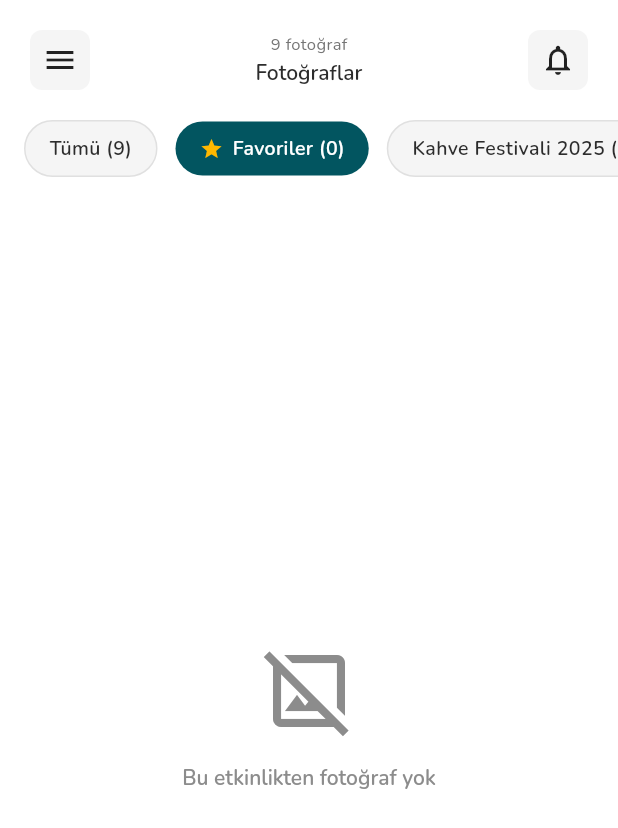
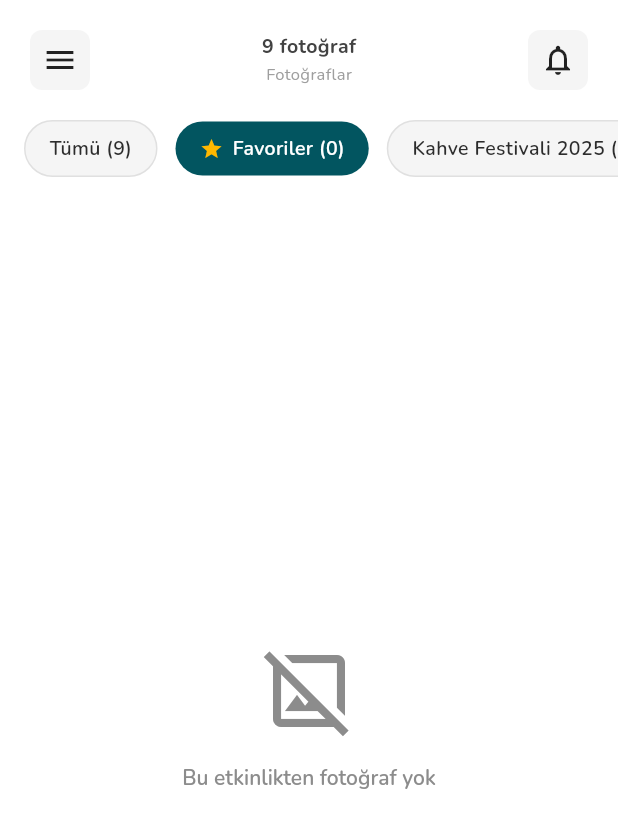
Before and after one commit to gorkemoa/events, a Flutter app: the GalleryPage screen opened directly, after a tap on an icon or button, on a phone screen of 412 x 824 dp. Shown: the top 828 px of the screen. Run offline on Flutter 3.47's test engine with Material 3 defaults, Android fonts, the phone set to English and light mode, and no system bars; our stand-ins replace camera, convex_bottom_bar, firebase_core, geocoding, geolocator, google_fonts and 5 more; missing offline and left inert: google_mlkit_face_detection; accounts and stored records are empty; network calls fail.

Commit message:
style: Update HomeHeader text styles for improved readability

```diff
--- a/lib/widgets/home_header.dart
+++ b/lib/widgets/home_header.dart
@@ -1,5 +1,4 @@
 import 'package:flutter/material.dart';
-import 'package:pixlomi/theme/app_theme.dart';
 
 class HomeHeader extends StatelessWidget {
   final String locationText;
@@ -42,15 +41,19 @@ class HomeHeader extends StatelessWidget {
               Text(
                 subtitle ?? 'Mevcut Konum',
                 style: TextStyle(
-                  fontSize: 11,
-                  color: Colors.grey[600],
+                  fontSize: 13,
+                  fontWeight: FontWeight.bold,
+                  color: Colors.grey[800],
                 ),
               ),
               Row(
                 children: [
                   Text(
                     locationText,
-                    style: AppTheme.labelMedium,
+                    style: TextStyle(
+                      fontSize: 11,
+                      color: Colors.grey[500],
+                    ),
                   ),
                   if (subtitle == null)
                     Icon(Icons.keyboard_arrow_down, size: 18, color: Colors.grey[800]),
```
